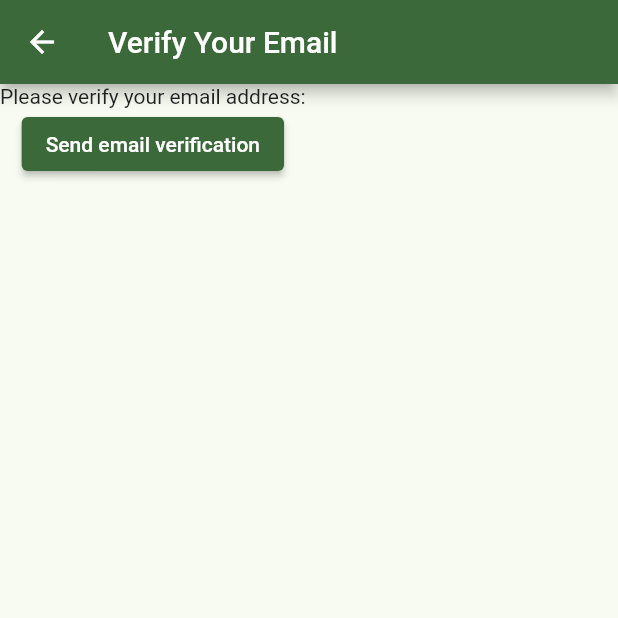
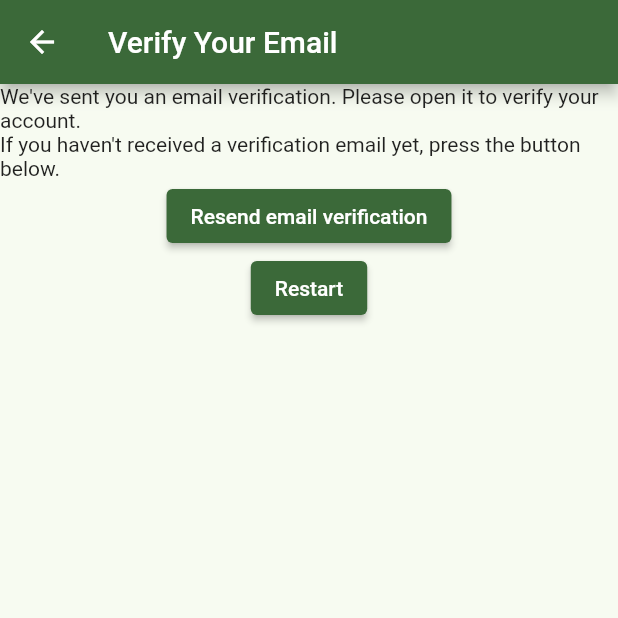
Before and after one commit to kumarbishnu/flutternotes, a Flutter app: the VerifyEmailView screen opened by its route, on a phone screen of 412 x 824 dp, the top half of it. Run offline on Flutter 3.47's test engine with Material 2 defaults, Android fonts, the phone set to English and light mode, and no system bars; our stand-ins replace firebase_auth, firebase_core; accounts and stored records are empty; network calls fail.

Commit message:
Added AuthService and AuthProvider

```diff
--- /dev/null
+++ b/lib/constants/routes.dart
@@ -0,0 +1,6 @@
+class AppRoutes {
+  static const login = '/login/';
+  static const register = '/register/';
+  static const verify = '/verify/';
+  static const notes = '/notes/';
+}
--- /dev/null
+++ b/lib/enums/menu_action.dart
@@ -0,0 +1 @@
+enum MenuAction { logout }
--- /dev/null
+++ b/lib/services/auth/auth_provider.dart
@@ -0,0 +1,11 @@
+import 'package:flutternotes/services/auth/auth_user.dart';
+
+abstract class AuthProvider {
+  AuthUser? get currentUser;
+
+  Future<void> initialize();
+  Future<AuthUser> register({required String email, required String password});
+  Future<AuthUser> login({required String email, required String password});
+  Future<void> sendVerificationEmail();
+  Future<void> logout();
+}
--- /dev/null
+++ b/lib/services/auth/auth_service.dart
@@ -0,0 +1,28 @@
+import 'package:flutternotes/services/auth/auth_provider.dart';
+import 'package:flutternotes/services/auth/auth_user.dart';
+import 'package:flutternotes/services/auth/firebase_auth_provider.dart';
+
+class AuthService implements AuthProvider {
+  final AuthProvider provider;
+  const AuthService(this.provider);
+
+  factory AuthService.firebase() => AuthService(FirebaseAuthProvider());
+
+  @override
+  Future<void> initialize() => provider.initialize();
+
+  @override
+  AuthUser? get currentUser => provider.currentUser;
+
+  @override
+  Future<AuthUser> register({required String email, required String password}) => provider.register(email: email, password: password);
+
+  @override
+  Future<AuthUser> login({required String email, required String password}) => provider.login(email: email, password: password);
+
+  @override
+  Future<void> sendVerificationEmail() => provider.sendVerificationEmail();
+
+  @override
+  Future<void> logout() => provider.logout();
+}
--- /dev/null
+++ b/lib/services/auth/auth_user.dart
@@ -0,0 +1,11 @@
+import 'package:firebase_auth/firebase_auth.dart' show User;
+import 'package:flutter/material.dart';
+
+@immutable
+class AuthUser {
+  final bool isEmailVerified;
+
+  const AuthUser(this.isEmailVerified);
+
+  factory AuthUser.fromFirebase(User user) => AuthUser(user.emailVerified);
+}
--- a/lib/views/verify_email_view.dart
+++ b/lib/views/verify_email_view.dart
@@ -1,5 +1,6 @@
-import 'package:firebase_auth/firebase_auth.dart';
 import 'package:flutter/material.dart';
+import 'package:flutternotes/constants/routes.dart';
+import 'package:flutternotes/services/auth/auth_service.dart';
 
 class VerifyEmailView extends StatefulWidget {
   const VerifyEmailView({Key? key}) : super(key: key);
@@ -9,12 +10,6 @@ class VerifyEmailView extends StatefulWidget {
 }
 
 class _VerifyEmailViewState extends State<VerifyEmailView> {
-
-  void sendEmailVerification() async {
-    final user = FirebaseAuth.instance.currentUser;
-    await user?.sendEmailVerification();
-  }
-
   @override
   Widget build(BuildContext context) {
     return Scaffold(
@@ -23,10 +18,20 @@ class _VerifyEmailViewState extends State<VerifyEmailView> {
       ),
       body: Column(
         children: [
-          const Text('Please verify your email address:'),
+          const Text('We\'ve sent you an email verification. Please open it to verify your account.'),
+          const Text('If you haven\'t received a verification email yet, press the button below.'),
           ElevatedButton(
-            onPressed: sendEmailVerification,
-            child: const Text('Send email verification'),
+            onPressed: () async {
+              await AuthService.firebase().sendVerificationEmail();
+            },
+            child: const Text('Resend email verification'),
+          ),
+          ElevatedButton(
+            onPressed: () async {
+              await AuthService.firebase().logout();
+              Navigator.pushNamedAndRemoveUntil(context, AppRoutes.login, (route) => false);
+            },
+            child: const Text('Restart'),
           )
         ],
       ),
--- a/pubspec.yaml
+++ b/pubspec.yaml
@@ -22,7 +22,7 @@ dev_dependencies:
   flutter_test:
     sdk: flutter
 
-  flutter_lints: ^1.0.0
+  flutter_lints: ^2.0.1
 
 flutter:
   uses-material-design: true
```
Also changed, not shown: lib/main.dart (+8 -12 lines), lib/services/auth/auth_exceptions.dart (added, +23 -0 lines), lib/services/auth/firebase_auth_provider.dart (added, +94 -0 lines), lib/utilities/error_dialog.dart (added, +21 -0 lines), lib/views/login_view.dart (+18 -10 lines), lib/views/notes_view.dart (+5 -4 lines), lib/views/register_view.dart (+17 -12 lines), pubspec.lock.
